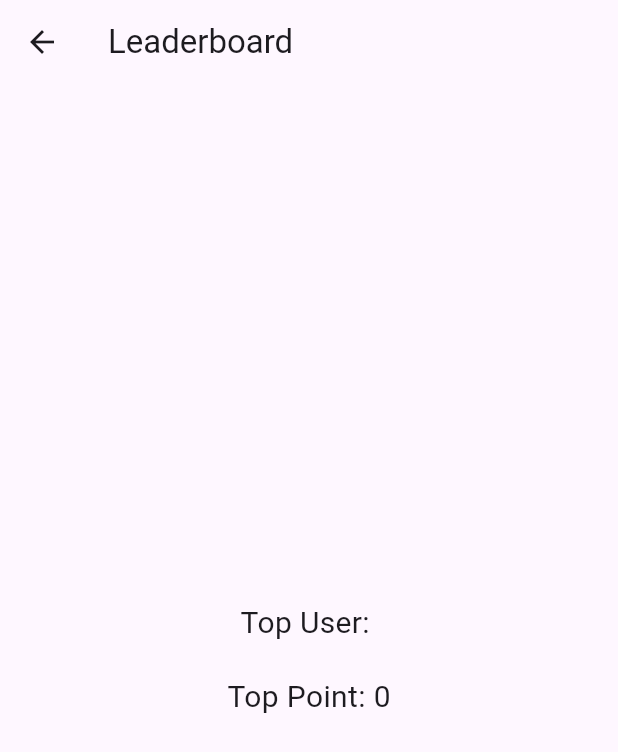
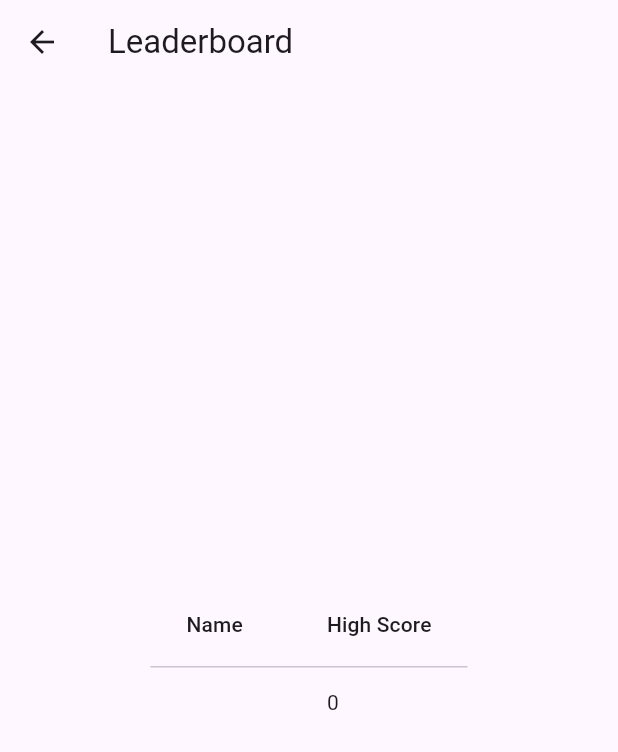
Before and after one commit to timothyds/emerging_uts, a Flutter app: the HighScore screen opened directly, on a phone screen of 412 x 824 dp. Shown: the top 752 px of the screen. Run offline on Flutter 3.47's test engine with Material 3 defaults, Android fonts, the light colour scheme and no system bars; our stand-ins replace shared_preferences; accounts and stored records are empty; network calls fail.

Commit message:
highscore
belom bisa nambah user sama score ke list

```diff
--- a/emerg_proj/lib/main.dart
+++ b/emerg_proj/lib/main.dart
@@ -7,6 +7,7 @@ import 'package:shared_preferences/shared_preferences.dart';
 
 //global var
 String active_user = "";
+
 //
 void doLogout() async {
     final prefs = await SharedPreferences.getInstance();
--- a/emerg_proj/lib/screen/coba.dart
+++ b/emerg_proj/lib/screen/coba.dart
@@ -4,6 +4,9 @@ import 'dart:math';
 import 'package:flutter/material.dart';
 import 'package:shared_preferences/shared_preferences.dart';
 import 'package:emerg_proj/class/questionBank.dart';
+
+String _username = "";
+late int _score;
 
 class GameScreen extends StatefulWidget {
   @override
@@ -13,7 +16,7 @@ class GameScreen extends StatefulWidget {
 class _GameScreenState extends State<GameScreen> {
   late int _currentRound;
   late int _secondsRemaining;
-  late int _score;
+  // late int _score;
   List<QuestionBank> _questions = [
     QuestionBank(
       "https://picsum.photos/id/237/200/300",
@@ -138,10 +141,17 @@ class _GameScreenState extends State<GameScreen> {
 
   void _saveScore() async {
     SharedPreferences prefs = await SharedPreferences.getInstance();
+    String? username = prefs.getString('user_id');
     int? highScore = prefs.getInt('highScore') ?? 0;
-    if (_score > highScore) {
-      prefs.setInt('highScore', _score);
+    if (username != null) {
+      _username = username;
     }
+    // if (_score > highScore) {
+    //   prefs.setString('lastUsername', _username);
+    //   prefs.setInt('highScore', _score);
+    // }
+    prefs.setString('lastUsername', _username);
+    prefs.setInt('highScore', _score);
     // Navigate to results screen or do any other actions
   }
 
--- a/emerg_proj/lib/screen/highscore.dart
+++ b/emerg_proj/lib/screen/highscore.dart
@@ -1,5 +1,6 @@
 import 'package:flutter/material.dart';
 import 'package:shared_preferences/shared_preferences.dart';
+
 late Map<String, dynamic> _point;
 bool _isLoading = true;
 
@@ -19,7 +20,8 @@ class HighScore extends StatefulWidget {
 }
 
 class _HighScoreState extends State<HighScore> {
-   @override
+  List<Map<String, dynamic>> _leaderboard = [];
+  @override
   void initState() {
     super.initState();
     checkPoint().then((value) {
@@ -29,12 +31,17 @@ class _HighScoreState extends State<HighScore> {
       });
     });
   }
-  Future<Map<String,dynamic>> checkPoint() async {
+
+  Future<Map<String, dynamic>> checkPoint() async {
     final prefs = await SharedPreferences.getInstance();
-    final user = prefs.getString('user') ?? "";
-    final point = prefs.getInt('point') ?? 0;
-    return {'user':user, 'point':point};
-    }
+    final user = prefs.getString('lastUsername') ?? "";
+    final point = prefs.getInt('highScore') ?? 0;
+    setState(() {
+      _leaderboard.add({'user': user, 'point': point});
+    });
+    return {'user': user, 'point': point};
+  }
+
   @override
   Widget build(BuildContext context) {
     return Scaffold(
@@ -44,19 +51,28 @@ class _HighScoreState extends State<HighScore> {
       body: Center(
         child: _isLoading
             ? CircularProgressIndicator()
-            : Column(
-                mainAxisAlignment: MainAxisAlignment.center,
-                children: [
-                  Text(
-                    'Top User: ${_point['user']}',
-                    style: TextStyle(fontSize: 20),
-                  ),
-                  SizedBox(height: 20),
-                  Text(
-                    'Top Point: ${_point['point']}',
-                    style: TextStyle(fontSize: 20),
-                  ),
-                ],
+            : SingleChildScrollView(
+                scrollDirection: Axis.horizontal,
+                child: DataTable(
+                  columns: [
+                    DataColumn(
+                      label: Text("Name"),
+                    ),
+                    DataColumn(
+                      label: Text("High Score"),
+                    ),
+                  ],
+                  rows: _leaderboard
+                      .map(
+                        (score) => DataRow(
+                          cells: [
+                            DataCell(Text(score['user'])),
+                            DataCell(Text(score['point'].toString())),
+                          ],
+                        ),
+                      )
+                      .toList(),
+                ),
               ),
       ),
     );
```
